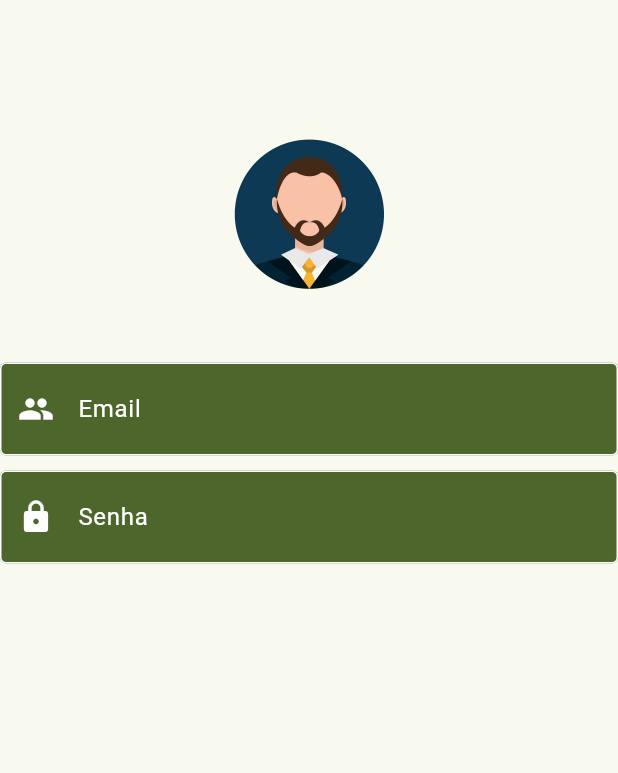
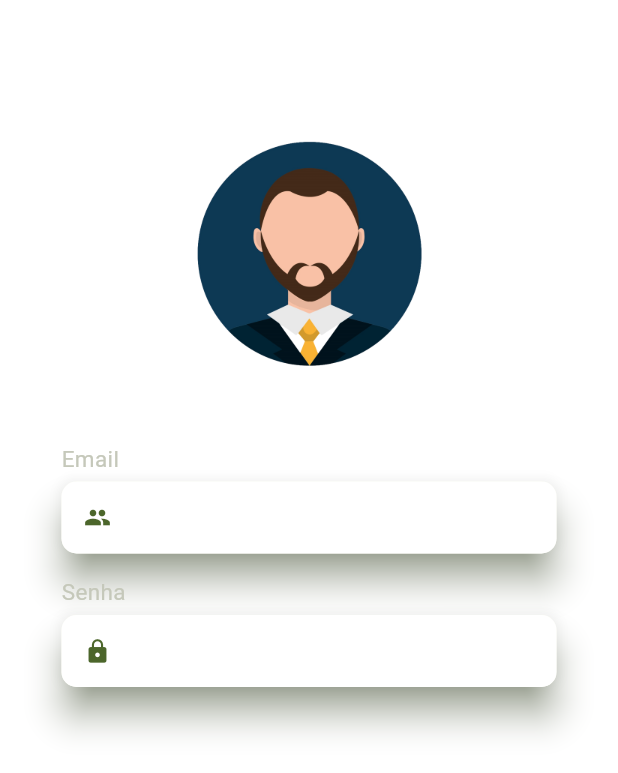
Before and after one commit to rauanteles/gymapp, a Flutter app: the screen it shows after launch, on a phone screen of 412 x 824 dp. Shown: the top 773 px of the screen. Run offline on Flutter 3.47's test engine with Material 3 defaults, Android fonts, the light colour scheme and no system bars; our stand-ins replace flutter_modular, google_fonts.

Commit message:
nova tela

```diff
--- a/lib/app/modules/Login/login_page.dart
+++ b/lib/app/modules/Login/login_page.dart
@@ -1,18 +1,27 @@
 import 'package:flutter/material.dart';
 
-class LoginPage extends StatelessWidget {
+class LoginPage extends StatefulWidget {
   const LoginPage({super.key});
 
   @override
+  State<LoginPage> createState() => _LoginPageState();
+}
+
+class _LoginPageState extends State<LoginPage> {
+  @override
   Widget build(BuildContext context) {
+    // final colorScheme = Theme.of(context).colorScheme;
     return Scaffold(
-      backgroundColor: Theme.of(context).colorScheme.background,
+      backgroundColor: Theme.of(context).colorScheme.onPrimary,
       body: Column(
         children: [
           const SizedBox(height: 60),
           cabecalhoEstatico(),
           const SizedBox(height: 40),
-          formLogin(context),
+          SizedBox(
+            width: 330,
+            child: formLogin(context),
+          ),
         ],
       ),
     );
@@ -26,7 +35,7 @@ class LoginPage extends StatelessWidget {
           child: Center(
             child: Image.asset(
               'assets/profile_picture.png',
-              scale: 12,
+              scale: 8,
               fit: BoxFit.cover,
             ),
           ),
@@ -38,55 +47,66 @@ class LoginPage extends StatelessWidget {
   formLogin(context) {
     final colorScheme = Theme.of(context).colorScheme;
     return Column(
+      crossAxisAlignment: CrossAxisAlignment.start,
       children: [
-        SizedBox(
+        Text(
+          'Email',
+          textAlign: TextAlign.left,
+          style: TextStyle(color: colorScheme.outlineVariant, fontSize: 15),
+        ),
+        const SizedBox(height: 5),
+        Material(
+          borderRadius: const BorderRadius.all(Radius.circular(10)),
+          elevation: 10,
+          shadowColor: colorScheme.primary,
           child: TextFormField(
-            style: TextStyle(color: colorScheme.onPrimary, fontSize: 20),
             decoration: InputDecoration(
+              isDense: true,
               filled: true,
-              fillColor: colorScheme.primary,
-              enabledBorder: OutlineInputBorder(
-                borderSide: BorderSide(
-                  color: colorScheme.onPrimary,
-                ),
+              fillColor: colorScheme.onPrimary,
+              enabledBorder: const OutlineInputBorder(
+                borderRadius: BorderRadius.all(Radius.circular(10)),
+                borderSide: BorderSide(style: BorderStyle.none),
               ),
               focusedBorder: OutlineInputBorder(
+                borderRadius: const BorderRadius.all(Radius.circular(10)),
                 borderSide: BorderSide(
-                  color: colorScheme.onPrimary,
+                  color: colorScheme.primary,
                 ),
               ),
               prefixIcon: const Icon(Icons.people),
-              prefixIconColor: colorScheme.onPrimary,
-              labelText: 'Email',
-              labelStyle: TextStyle(
-                color: colorScheme.onPrimary,
+              prefixIconColor: colorScheme.primary,
             ),
           ),
         ),
+        const SizedBox(height: 15),
+        Text(
+          'Senha',
+          textAlign: TextAlign.left,
+          style: TextStyle(color: colorScheme.outlineVariant, fontSize: 15),
         ),
-        const SizedBox(
-          height: 10,
-        ),
-        TextFormField(
-          style: TextStyle(color: colorScheme.onPrimary, fontSize: 20),
+        const SizedBox(height: 5),
+        Material(
+          borderRadius: const BorderRadius.all(Radius.circular(10)),
+          elevation: 10,
+          shadowColor: colorScheme.primary,
+          child: TextFormField(
             decoration: InputDecoration(
+              isDense: true,
               filled: true,
-            fillColor: colorScheme.primary,
-            enabledBorder: OutlineInputBorder(
-              borderSide: BorderSide(
-                color: colorScheme.onPrimary,
-              ),
+              fillColor: colorScheme.onPrimary,
+              enabledBorder: const OutlineInputBorder(
+                borderRadius: BorderRadius.all(Radius.circular(10)),
+                borderSide: BorderSide(style: BorderStyle.none),
               ),
               focusedBorder: OutlineInputBorder(
+                borderRadius: const BorderRadius.all(Radius.circular(10)),
                 borderSide: BorderSide(
-                color: colorScheme.onPrimary,
+                  color: colorScheme.primary,
                 ),
               ),
               prefixIcon: const Icon(Icons.lock),
-            prefixIconColor: colorScheme.onPrimary,
-            labelText: 'Senha',
-            labelStyle: TextStyle(
-              color: colorScheme.onPrimary,
+              prefixIconColor: colorScheme.primary,
             ),
           ),
         ),
```
Lines whose indentation alone changed are shown as unchanged.
